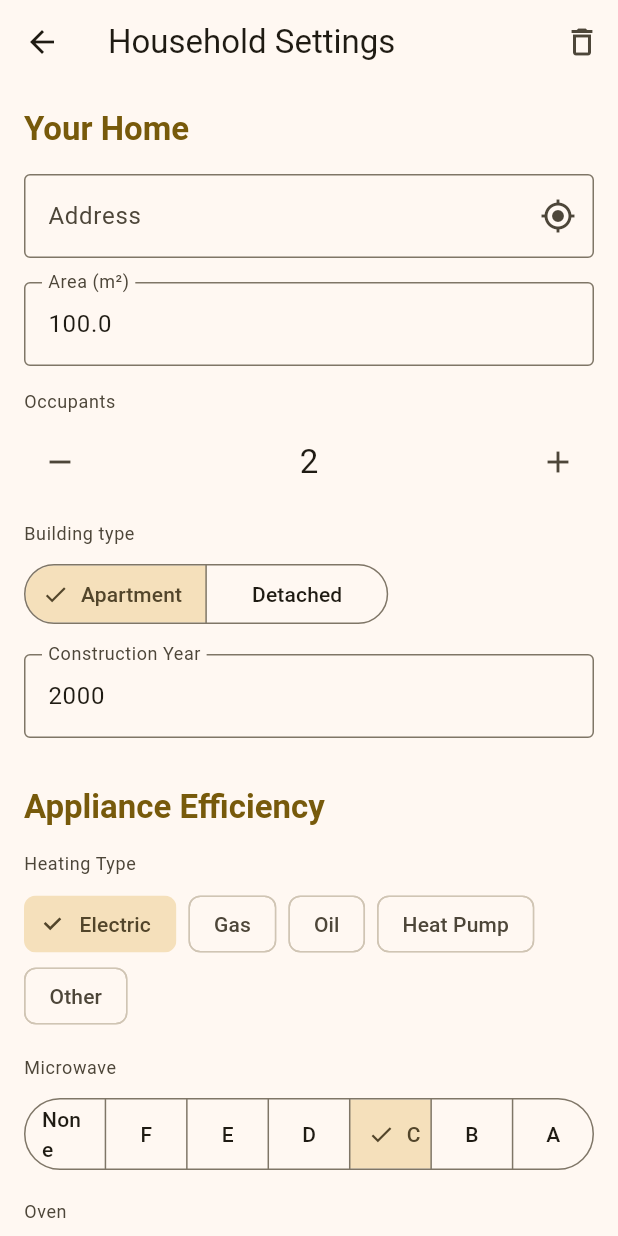
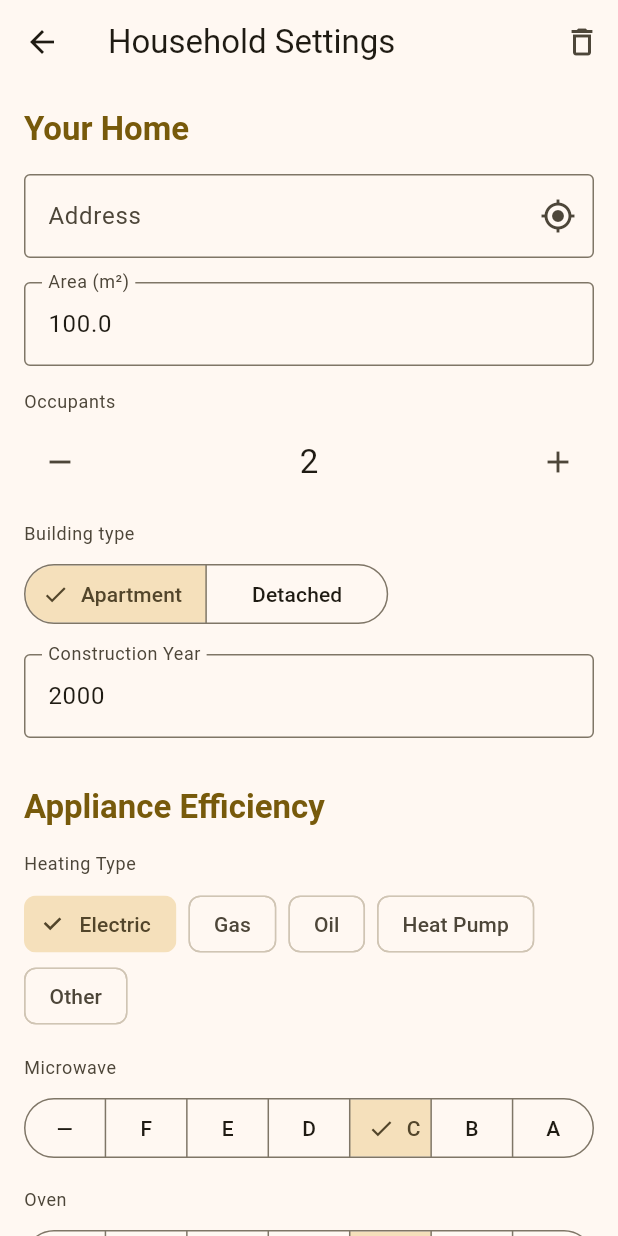
Before and after one commit to walking-octopus/load_schedule, a Flutter app: the SettingsPage screen opened directly, on a phone screen of 412 x 824 dp. Run offline on Flutter 3.47's test engine with Material 3 defaults, Android fonts, the phone set to English and light mode, and no system bars; our stand-ins replace fl_chart, geolocator, shared_preferences; accounts and stored records are empty.

Commit message:
fix(settings): replace None with — to save horizontal space

```diff
--- a/lib/pages/settings/page.dart
+++ b/lib/pages/settings/page.dart
@@ -90,7 +90,6 @@ class _SettingsPageState extends State<SettingsPage> {
       }
     }
   }
-
 
   void _showResetConfirmDialog(BuildContext context) {
     showDialog(
@@ -261,7 +260,9 @@ class _SettingsPageState extends State<SettingsPage> {
   }
 
   Widget _buildAddressField() {
-    final TextEditingController addressController = TextEditingController(text: _address);
+    final TextEditingController addressController = TextEditingController(
+      text: _address,
+    );
 
     return RawAutocomplete<AddressSuggestion>(
       textEditingController: addressController,
@@ -513,7 +514,7 @@ class _SettingsPageState extends State<SettingsPage> {
 
   Widget _buildApplianceEfficiencyItem(String appliance) {
     final efficiency = _applianceEfficiency[appliance]!;
-    const efficiencyLevels = ['None', 'F', 'E', 'D', 'C', 'B', 'A'];
+    const efficiencyLevels = ['—', 'F', 'E', 'D', 'C', 'B', 'A'];
 
     return Column(
       crossAxisAlignment: CrossAxisAlignment.start,
@@ -653,7 +654,9 @@ class _SettingsPageState extends State<SettingsPage> {
                 if (mounted) {
                   ScaffoldMessenger.of(context).showSnackBar(
                     const SnackBar(
-                      content: Text('Could not find coordinates for this address. Please select from suggestions.'),
+                      content: Text(
+                        'Could not find coordinates for this address. Please select from suggestions.',
+                      ),
                     ),
                   );
                 }
@@ -666,7 +669,9 @@ class _SettingsPageState extends State<SettingsPage> {
               if (mounted) {
                 ScaffoldMessenger.of(context).showSnackBar(
                   const SnackBar(
-                    content: Text('Please select an address from the suggestions'),
+                    content: Text(
+                      'Please select an address from the suggestions',
+                    ),
                   ),
                 );
               }
```
